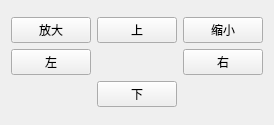
First picture: the form in ptzwidget.ui, repository boboxxd/HHVideoClient1, before the edit.
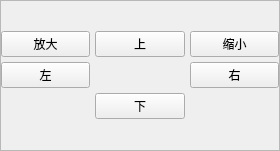
Second picture: the form after the edit. Icons and pictures are not drawn. Custom widgets are drawn as their Qt base class.

```diff
--- a/ptzwidget.ui
+++ b/ptzwidget.ui
@@ -6,18 +6,114 @@
    <rect>
     <x>0</x>
     <y>0</y>
-    <width>272</width>
-    <height>125</height>
+    <width>280</width>
+    <height>151</height>
    </rect>
   </property>
   <property name="windowTitle">
    <string>Form</string>
   </property>
+  <property name="styleSheet">
+   <string notr="true"/>
+  </property>
   <layout class="QGridLayout" name="gridLayout_2">
+   <property name="leftMargin">
+    <number>0</number>
+   </property>
+   <property name="topMargin">
+    <number>0</number>
+   </property>
+   <property name="rightMargin">
+    <number>0</number>
+   </property>
+   <property name="bottomMargin">
+    <number>0</number>
+   </property>
+   <item row="0" column="0">
+    <widget class="QFrame" name="frame">
+     <property name="styleSheet">
+      <string notr="true">QFrame #frame{
+border-image: \*url();
+color: rgb(255, 255, 255);
+background-color: rgb(139, 191, 197,100);
+}
+
+
+QPushButton{  
+   min-width:50px;  
+   min-height:50px;  
+} 
+
+QPushButton{  
+color:rgb(255, 255, 255);  
+min-height:20;  
+border-style:solid;  
+border-top-left-radius:2px;  
+border-top-right-radius:2px;  
+background: qlineargradient(x1: 0, y1: 0, x2: 0, y2: 1, stop:0 rgb(226,236,241),   
+                            stop: 0.3 rgb(160,160,160),  
+                              stop: 1 rgb(140,140,140));  
+border:1px;  
+border-radius:5px;padding:2px 4px;/*border-radius控制圆角大小*/  
+}  
+QPushButton:hover{  /*鼠标放上后*/  
+color:rgb(255, 255, 255);  
+min-height:20;  
+border-style:solid;  
+border-top-left-radius:2px;  
+border-top-right-radius:2px;  
+background: qlineargradient(x1: 0, y1: 0, x2: 0, y2: 1, stop:0 rgb(226,236,241),   
+                            stop: 0.3 rgb(160,160,160),  
+                              stop: 1 rgb(120,120,120));  
+border:1px;  
+border-radius:5px;padding:2px 4px;  
+}  
+QPushButton:pressed{ /*按下按钮后*/  
+color:rgb(255, 255, 255);  
+min-height:20;  
+border-style:solid;  
+border-top-left-radius:2px;  
+border-top-right-radius:2px;  
+background: qlineargradient(x1: 0, y1: 0, x2: 0, y2: 1, stop:0 rgb(226,236,241),   
+                            stop: 0.3 rgb(190,190,190),  
+                              stop: 1 rgb(160,160,160));  
+border:1px;  
+border-radius:5px;padding:2px 4px;  
+}  
+</string>
+     </property>
+     <property name="frameShape">
+      <enum>QFrame::StyledPanel</enum>
+     </property>
+     <property name="frameShadow">
+      <enum>QFrame::Raised</enum>
+     </property>
+     <layout class="QGridLayout" name="gridLayout_3">
+      <property name="leftMargin">
+       <number>0</number>
+      </property>
+      <property name="topMargin">
+       <number>0</number>
+      </property>
+      <property name="rightMargin">
+       <number>0</number>
+      </property>
+      <property name="bottomMargin">
+       <number>0</number>
+      </property>
+      <property name="spacing">
+       <number>0</number>
+      </property>
    <item row="0" column="0">
     <layout class="QGridLayout" name="gridLayout">
+        <property name="spacing">
+         <number>5</number>
+        </property>
      <item row="0" column="0">
       <widget class="PTZButton" name="zoominbtn">
+          <property name="styleSheet">
+           <string notr="true"/>
+          </property>
        <property name="text">
         <string>放大</string>
        </property>
@@ -59,6 +155,9 @@
       </widget>
      </item>
     </layout>
+      </item>
+     </layout>
+    </widget>
    </item>
   </layout>
  </widget>
```
Lines whose indentation alone changed are shown as unchanged.
